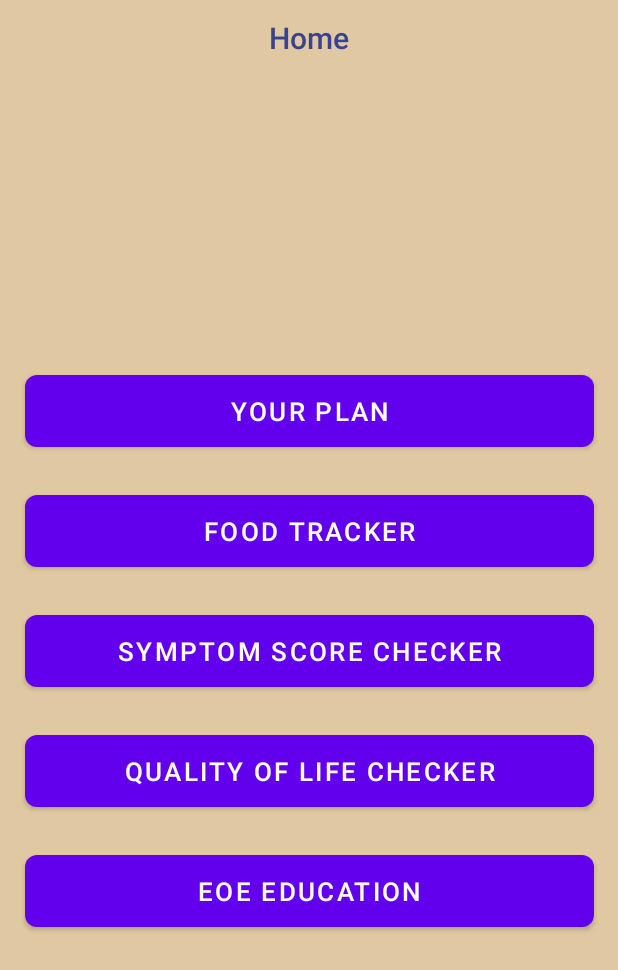
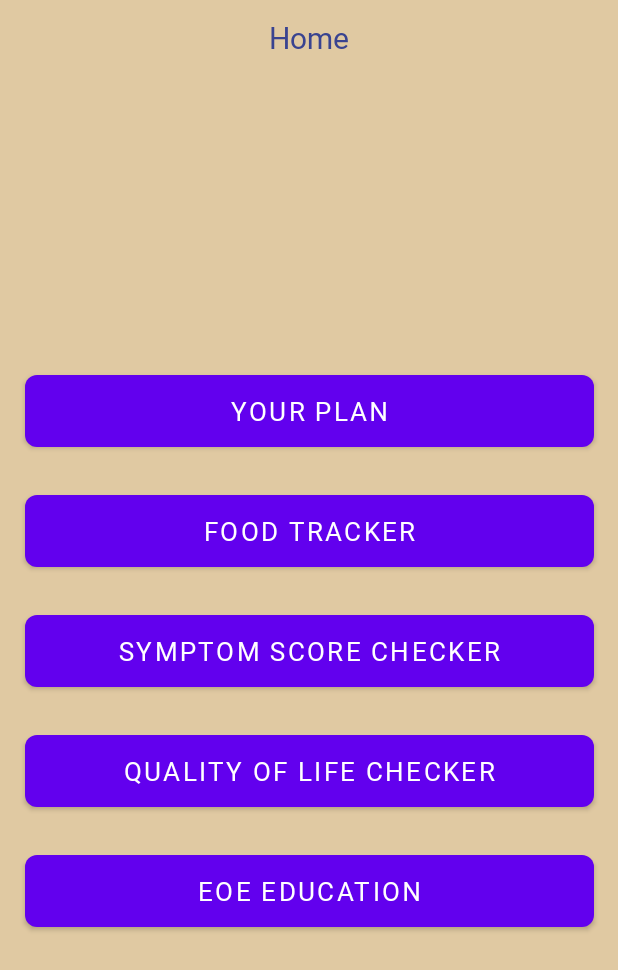
Before and after one commit to efrwhite/EGID_Android, an Android app: the layout activity_home.xml on its own in the app's theme, with its tools: preview values and no code run, on a phone screen of 412 x 824 dp. Shown: the top 970 px of the screen. Run offline under Robolectric (Android 15) with nearby library versions, the phone set to English and light mode, and no system bars.

Commit message:
Fixed Fonts
Fixed font file names so that they actually work, added correct font to current layouts

```diff
--- a/app/src/main/res/layout/activity_home.xml
+++ b/app/src/main/res/layout/activity_home.xml
@@ -37,7 +37,7 @@
             android:layout_width="wrap_content"
             android:layout_height="wrap_content"
             android:layout_centerInParent="true"
-            android:fontFamily="sans-serif-medium"
+            android:fontFamily="@font/lato_medium"
             android:text="@string/home"
             android:textColor="@color/primary"
             android:textSize="20sp" />
@@ -49,7 +49,7 @@
         android:layout_height="wrap_content"
         android:layout_marginTop="200dp"
         android:background="@drawable/rounded_edittext_bg"
-        android:fontFamily="sans-serif-medium"
+        android:fontFamily="@font/lato_medium"
         android:gravity="center"
         android:paddingStart="16dp"
         android:paddingTop="5dp"
@@ -68,7 +68,7 @@
         android:layout_height="wrap_content"
         android:layout_marginTop="32dp"
         android:background="@drawable/rounded_edittext_bg"
-        android:fontFamily="sans-serif-medium"
+        android:fontFamily="@font/lato_medium"
         android:gravity="center"
         android:paddingStart="16dp"
         android:paddingTop="5dp"
@@ -87,7 +87,7 @@
         android:layout_height="wrap_content"
         android:layout_marginTop="32dp"
         android:background="@drawable/rounded_edittext_bg"
-        android:fontFamily="sans-serif-medium"
+        android:fontFamily="@font/lato_medium"
         android:gravity="center"
         android:paddingStart="16dp"
         android:paddingTop="5dp"
@@ -106,7 +106,7 @@
         android:layout_height="wrap_content"
         android:layout_marginTop="32dp"
         android:background="@drawable/rounded_edittext_bg"
-        android:fontFamily="sans-serif-medium"
+        android:fontFamily="@font/lato_medium"
         android:gravity="center"
         android:paddingStart="16dp"
         android:paddingTop="5dp"
@@ -125,7 +125,7 @@
         android:layout_height="wrap_content"
         android:layout_marginTop="32dp"
         android:background="@drawable/rounded_edittext_bg"
-        android:fontFamily="sans-serif-medium"
+        android:fontFamily="@font/lato_medium"
         android:gravity="center"
         android:paddingStart="16dp"
         android:paddingTop="5dp"
--- a/app/src/main/res/layout/activity_landing.xml
+++ b/app/src/main/res/layout/activity_landing.xml
@@ -35,7 +35,7 @@
             android:layout_width="wrap_content"
             android:layout_height="wrap_content"
             android:layout_centerInParent="true"
-            android:fontFamily="sans-serif-medium"
+            android:fontFamily="@font/lato_medium"
             android:text="@string/appName"
             android:textColor="@color/primary"
             android:textSize="33sp" />
@@ -55,7 +55,7 @@
         android:layout_marginRight="16dp"
         android:layout_marginBottom="27dp"
         android:background="@drawable/rounded_edittext_bg"
-        android:fontFamily="sans-serif-medium"
+        android:fontFamily="@font/lato_medium"
         android:gravity="center"
         android:paddingStart="16dp"
         android:paddingTop="5dp"
@@ -79,7 +79,7 @@
         android:layout_marginRight="16dp"
         android:layout_marginBottom="190dp"
         android:background="@drawable/rounded_edittext_bg"
-        android:fontFamily="sans-serif-medium"
+        android:fontFamily="@font/lato_medium"
         android:gravity="center"
         android:paddingStart="16dp"
         android:paddingTop="5dp"
```
Also changed, not shown: app/src/main/res/layout/activity_main.xml (+7 -7 lines), app/src/main/res/layout/activity_signin.xml (+4 -4 lines), 10 other files.
